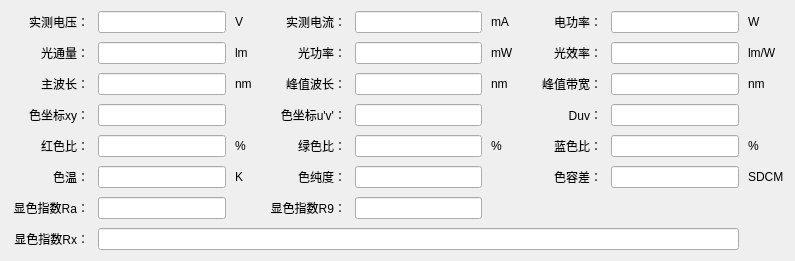
This is SL2100/HDetailWidget2100DC.ui in hexianqi/QtCode as Qt 5 draws it before an edit. The edited form follows.
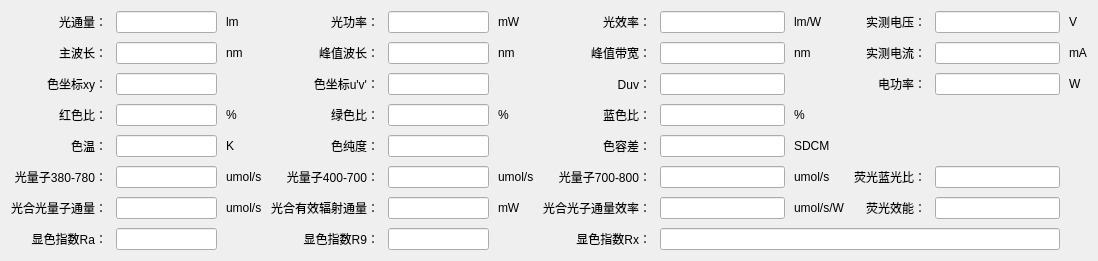
This is the edited form.

Commit message: Spec：SL2100添加光合计算

The edit to the form file:
```diff
--- a/SL2100/HDetailWidget2100DC.ui
+++ b/SL2100/HDetailWidget2100DC.ui
@@ -6,7 +6,7 @@
    <rect>
     <x>0</x>
     <y>0</y>
-    <width>795</width>
+    <width>1098</width>
     <height>241</height>
    </rect>
   </property>
@@ -17,14 +17,38 @@
    <property name="spacing">
     <number>9</number>
    </property>
-   <item row="0" column="0">
-    <widget class="QLabel" name="label_2">
-     <property name="minimumSize">
-      <size>
-       <width>78</width>
-       <height>0</height>
-      </size>
+   <item row="7" column="5">
+    <widget class="QLabel" name="label_362">
+     <property name="text">
+      <string>mW</string>
      </property>
+     <property name="alignment">
+      <set>Qt::AlignLeading|Qt::AlignLeft|Qt::AlignVCenter</set>
+     </property>
+    </widget>
+   </item>
+   <item row="7" column="6">
+    <widget class="QLabel" name="label_063">
+     <property name="text">
+      <string>光合光子通量效率：</string>
+     </property>
+     <property name="alignment">
+      <set>Qt::AlignRight|Qt::AlignTrailing|Qt::AlignVCenter</set>
+     </property>
+    </widget>
+   </item>
+   <item row="7" column="8">
+    <widget class="QLabel" name="label_363">
+     <property name="text">
+      <string>umol/s/W</string>
+     </property>
+     <property name="alignment">
+      <set>Qt::AlignLeading|Qt::AlignLeft|Qt::AlignVCenter</set>
+     </property>
+    </widget>
+   </item>
+   <item row="1" column="9">
+    <widget class="QLabel" name="label_004">
      <property name="text">
       <string>实测电压：</string>
      </property>
@@ -33,104 +57,8 @@
      </property>
     </widget>
    </item>
-   <item row="0" column="1">
-    <widget class="QLineEdit" name="lineEdit_01">
-     <property name="minimumSize">
-      <size>
-       <width>100</width>
-       <height>0</height>
-      </size>
-     </property>
-     <property name="alignment">
-      <set>Qt::AlignCenter</set>
-     </property>
-     <property name="readOnly">
-      <bool>true</bool>
-     </property>
-    </widget>
-   </item>
-   <item row="0" column="2">
-    <widget class="QLabel" name="label_312">
-     <property name="minimumSize">
-      <size>
-       <width>24</width>
-       <height>0</height>
-      </size>
-     </property>
-     <property name="text">
-      <string>V</string>
-     </property>
-     <property name="alignment">
-      <set>Qt::AlignLeading|Qt::AlignLeft|Qt::AlignVCenter</set>
-     </property>
-    </widget>
-   </item>
-   <item row="0" column="3">
-    <widget class="QLabel" name="label_3">
-     <property name="minimumSize">
-      <size>
-       <width>78</width>
-       <height>0</height>
-      </size>
-     </property>
-     <property name="text">
-      <string>实测电流：</string>
-     </property>
-     <property name="alignment">
-      <set>Qt::AlignRight|Qt::AlignTrailing|Qt::AlignVCenter</set>
-     </property>
-    </widget>
-   </item>
-   <item row="0" column="4">
-    <widget class="QLineEdit" name="lineEdit_02">
-     <property name="minimumSize">
-      <size>
-       <width>100</width>
-       <height>0</height>
-      </size>
-     </property>
-     <property name="alignment">
-      <set>Qt::AlignCenter</set>
-     </property>
-     <property name="readOnly">
-      <bool>true</bool>
-     </property>
-    </widget>
-   </item>
-   <item row="0" column="5">
-    <widget class="QLabel" name="label_313">
-     <property name="minimumSize">
-      <size>
-       <width>24</width>
-       <height>0</height>
-      </size>
-     </property>
-     <property name="text">
-      <string>mA</string>
-     </property>
-     <property name="alignment">
-      <set>Qt::AlignLeading|Qt::AlignLeft|Qt::AlignVCenter</set>
-     </property>
-    </widget>
-   </item>
    <item row="1" column="7">
-    <widget class="QLineEdit" name="lineEdit_13">
-     <property name="minimumSize">
-      <size>
-       <width>100</width>
-       <height>0</height>
-      </size>
-     </property>
-     <property name="alignment">
-      <set>Qt::AlignCenter</set>
-     </property>
-     <property name="readOnly">
-      <bool>true</bool>
-     </property>
-    </widget>
-   </item>
-   <item row="0" column="7">
-    <widget class="QLineEdit" name="lineEdit_03">
+    <widget class="QLineEdit" name="lineEdit_003">
      <property name="minimumSize">
       <size>
        <width>100</width>
@@ -161,46 +89,8 @@
      </property>
     </widget>
    </item>
-   <item row="0" column="6">
-    <widget class="QLabel" name="label_5">
-     <property name="minimumSize">
-      <size>
-       <width>78</width>
-       <height>0</height>
-      </size>
-     </property>
-     <property name="text">
-      <string>电功率：</string>
-     </property>
-     <property name="alignment">
-      <set>Qt::AlignRight|Qt::AlignTrailing|Qt::AlignVCenter</set>
-     </property>
-    </widget>
-   </item>
-   <item row="0" column="8">
-    <widget class="QLabel" name="label_315">
-     <property name="minimumSize">
-      <size>
-       <width>24</width>
-       <height>0</height>
-      </size>
-     </property>
-     <property name="text">
-      <string>W</string>
-     </property>
-     <property name="alignment">
-      <set>Qt::AlignLeading|Qt::AlignLeft|Qt::AlignVCenter</set>
-     </property>
-    </widget>
-   </item>
    <item row="2" column="0">
-    <widget class="QLabel" name="label_001">
-     <property name="minimumSize">
-      <size>
-       <width>78</width>
-       <height>0</height>
-      </size>
-     </property>
+    <widget class="QLabel" name="label_011">
      <property name="text">
       <string>主波长：</string>
      </property>
@@ -226,13 +116,7 @@
     </widget>
    </item>
    <item row="2" column="2">
-    <widget class="QLabel" name="label_304">
-     <property name="minimumSize">
-      <size>
-       <width>24</width>
-       <height>0</height>
-      </size>
-     </property>
+    <widget class="QLabel" name="label_311">
      <property name="text">
       <string>nm</string>
      </property>
@@ -242,13 +126,7 @@
     </widget>
    </item>
    <item row="2" column="3">
-    <widget class="QLabel" name="label_002">
-     <property name="minimumSize">
-      <size>
-       <width>78</width>
-       <height>0</height>
-      </size>
-     </property>
+    <widget class="QLabel" name="label_012">
      <property name="text">
       <string>峰值波长：</string>
      </property>
@@ -274,13 +152,7 @@
     </widget>
    </item>
    <item row="2" column="5">
-    <widget class="QLabel" name="label_303">
-     <property name="minimumSize">
-      <size>
-       <width>24</width>
-       <height>0</height>
-      </size>
-     </property>
+    <widget class="QLabel" name="label_312">
      <property name="text">
       <string>nm</string>
      </property>
@@ -290,13 +162,7 @@
     </widget>
    </item>
    <item row="2" column="6">
-    <widget class="QLabel" name="label_003">
-     <property name="minimumSize">
-      <size>
-       <width>78</width>
-       <height>0</height>
-      </size>
-     </property>
+    <widget class="QLabel" name="label_013">
      <property name="text">
       <string>峰值带宽：</string>
      </property>
@@ -322,13 +188,7 @@
     </widget>
    </item>
    <item row="2" column="8">
-    <widget class="QLabel" name="label_305">
-     <property name="minimumSize">
-      <size>
-       <width>24</width>
-       <height>0</height>
-      </size>
-     </property>
+    <widget class="QLabel" name="label_313">
      <property name="text">
       <string>nm</string>
      </property>
@@ -338,13 +198,7 @@
     </widget>
    </item>
    <item row="1" column="0">
-    <widget class="QLabel" name="label_004">
-     <property name="minimumSize">
-      <size>
-       <width>78</width>
-       <height>0</height>
-      </size>
-     </property>
+    <widget class="QLabel" name="label_001">
      <property name="text">
       <string>光通量：</string>
      </property>
@@ -355,12 +209,6 @@
    </item>
    <item row="1" column="2">
     <widget class="QLabel" name="label_301">
-     <property name="minimumSize">
-      <size>
-       <width>24</width>
-       <height>0</height>
-      </size>
-     </property>
      <property name="text">
       <string>lm</string>
      </property>
@@ -370,13 +218,7 @@
     </widget>
    </item>
    <item row="3" column="0">
-    <widget class="QLabel" name="label_012">
-     <property name="minimumSize">
-      <size>
-       <width>78</width>
-       <height>0</height>
-      </size>
-     </property>
+    <widget class="QLabel" name="label_021">
      <property name="text">
       <string>色坐标xy：</string>
      </property>
@@ -402,13 +244,7 @@
     </widget>
    </item>
    <item row="3" column="3">
-    <widget class="QLabel" name="label_011">
-     <property name="minimumSize">
-      <size>
-       <width>78</width>
-       <height>0</height>
-      </size>
-     </property>
+    <widget class="QLabel" name="label_022">
      <property name="text">
       <string>色坐标u'v'：</string>
      </property>
@@ -434,13 +270,7 @@
     </widget>
    </item>
    <item row="3" column="6">
-    <widget class="QLabel" name="label_013">
-     <property name="minimumSize">
-      <size>
-       <width>78</width>
-       <height>0</height>
-      </size>
-     </property>
+    <widget class="QLabel" name="label_023">
      <property name="text">
       <string>Duv：</string>
      </property>
@@ -466,13 +296,7 @@
     </widget>
    </item>
    <item row="1" column="3">
-    <widget class="QLabel" name="label_014">
-     <property name="minimumSize">
-      <size>
-       <width>78</width>
-       <height>0</height>
-      </size>
-     </property>
+    <widget class="QLabel" name="label_002">
      <property name="text">
       <string>光功率：</string>
      </property>
@@ -483,12 +307,6 @@
    </item>
    <item row="1" column="5">
     <widget class="QLabel" name="label_302">
-     <property name="minimumSize">
-      <size>
-       <width>24</width>
-       <height>0</height>
-      </size>
-     </property>
      <property name="text">
       <string>mW</string>
      </property>
@@ -498,13 +316,7 @@
     </widget>
    </item>
    <item row="4" column="0">
-    <widget class="QLabel" name="label_021">
-     <property name="minimumSize">
-      <size>
-       <width>78</width>
-       <height>0</height>
-      </size>
-     </property>
+    <widget class="QLabel" name="label_031">
      <property name="text">
       <string>红色比：</string>
      </property>
@@ -530,13 +342,7 @@
     </widget>
    </item>
    <item row="4" column="2">
-    <widget class="QLabel" name="label_308">
-     <property name="minimumSize">
-      <size>
-       <width>24</width>
-       <height>0</height>
-      </size>
-     </property>
+    <widget class="QLabel" name="label_331">
      <property name="text">
       <string>%</string>
      </property>
@@ -546,13 +352,7 @@
     </widget>
    </item>
    <item row="4" column="3">
-    <widget class="QLabel" name="label_022">
-     <property name="minimumSize">
-      <size>
-       <width>78</width>
-       <height>0</height>
-      </size>
-     </property>
+    <widget class="QLabel" name="label_032">
      <property name="text">
       <string>绿色比：</string>
      </property>
@@ -578,13 +378,7 @@
     </widget>
    </item>
    <item row="4" column="5">
-    <widget class="QLabel" name="label_310">
-     <property name="minimumSize">
-      <size>
-       <width>24</width>
-       <height>0</height>
-      </size>
-     </property>
+    <widget class="QLabel" name="label_332">
      <property name="text">
       <string>%</string>
      </property>
@@ -594,13 +388,7 @@
     </widget>
    </item>
    <item row="4" column="6">
-    <widget class="QLabel" name="label_023">
-     <property name="minimumSize">
-      <size>
-       <width>78</width>
-       <height>0</height>
-      </size>
-     </property>
+    <widget class="QLabel" name="label_033">
      <property name="text">
       <string>蓝色比：</string>
      </property>
@@ -626,13 +414,7 @@
     </widget>
    </item>
    <item row="4" column="8">
-    <widget class="QLabel" name="label_309">
-     <property name="minimumSize">
-      <size>
-       <width>24</width>
-       <height>0</height>
-      </size>
-     </property>
+    <widget class="QLabel" name="label_333">
      <property name="text">
       <string>%</string>
      </property>
@@ -642,13 +424,7 @@
     </widget>
    </item>
    <item row="1" column="6">
-    <widget class="QLabel" name="label_15">
-     <property name="minimumSize">
-      <size>
-       <width>78</width>
-       <height>0</height>
-      </size>
-     </property>
+    <widget class="QLabel" name="label_003">
      <property name="text">
       <string>光效率：</string>
      </property>
@@ -658,13 +434,7 @@
     </widget>
    </item>
    <item row="1" column="8">
-    <widget class="QLabel" name="label_316">
-     <property name="minimumSize">
-      <size>
-       <width>24</width>
-       <height>0</height>
-      </size>
-     </property>
+    <widget class="QLabel" name="label_303">
      <property name="text">
       <string>lm/W</string>
      </property>
@@ -674,13 +444,7 @@
     </widget>
    </item>
    <item row="5" column="0">
-    <widget class="QLabel" name="label_031">
-     <property name="minimumSize">
-      <size>
-       <width>78</width>
-       <height>0</height>
-      </size>
-     </property>
+    <widget class="QLabel" name="label_041">
      <property name="text">
       <string>色温：</string>
      </property>
@@ -706,13 +470,7 @@
     </widget>
    </item>
    <item row="5" column="2">
-    <widget class="QLabel" name="label_307">
-     <property name="minimumSize">
-      <size>
-       <width>24</width>
-       <height>0</height>
-      </size>
-     </property>
+    <widget class="QLabel" name="label_341">
      <property name="text">
       <string>K</string>
      </property>
@@ -722,13 +480,7 @@
     </widget>
    </item>
    <item row="5" column="3">
-    <widget class="QLabel" name="label_032">
-     <property name="minimumSize">
-      <size>
-       <width>78</width>
-       <height>0</height>
-      </size>
-     </property>
+    <widget class="QLabel" name="label_042">
      <property name="text">
       <string>色纯度：</string>
      </property>
@@ -754,13 +506,7 @@
     </widget>
    </item>
    <item row="5" column="6">
-    <widget class="QLabel" name="label_306">
-     <property name="minimumSize">
-      <size>
-       <width>78</width>
-       <height>0</height>
-      </size>
-     </property>
+    <widget class="QLabel" name="label_043">
      <property name="text">
       <string>色容差：</string>
      </property>
@@ -786,13 +532,7 @@
     </widget>
    </item>
    <item row="5" column="8">
-    <widget class="QLabel" name="label_311">
-     <property name="minimumSize">
-      <size>
-       <width>24</width>
-       <height>0</height>
-      </size>
-     </property>
+    <widget class="QLabel" name="label_343">
      <property name="text">
       <string>SDCM</string>
      </property>
@@ -801,14 +541,8 @@
      </property>
     </widget>
    </item>
-   <item row="6" column="0">
-    <widget class="QLabel" name="label_051">
-     <property name="minimumSize">
-      <size>
-       <width>78</width>
-       <height>0</height>
-      </size>
-     </property>
+   <item row="9" column="0">
+    <widget class="QLabel" name="label_071">
      <property name="text">
       <string>显色指数Ra：</string>
      </property>
@@ -817,8 +551,8 @@
      </property>
     </widget>
    </item>
-   <item row="6" column="1">
-    <widget class="QLineEdit" name="lineEdit_61">
+   <item row="9" column="1">
+    <widget class="QLineEdit" name="lineEdit_071">
      <property name="minimumSize">
       <size>
        <width>100</width>
@@ -833,14 +567,8 @@
      </property>
     </widget>
    </item>
-   <item row="6" column="3">
-    <widget class="QLabel" name="label_052">
-     <property name="minimumSize">
-      <size>
-       <width>78</width>
-       <height>0</height>
-      </size>
-     </property>
+   <item row="9" column="3">
+    <widget class="QLabel" name="label_072">
      <property name="text">
       <string>显色指数R9：</string>
      </property>
@@ -849,8 +577,8 @@
      </property>
     </widget>
    </item>
-   <item row="6" column="4">
-    <widget class="QLineEdit" name="lineEdit_62">
+   <item row="9" column="4">
+    <widget class="QLineEdit" name="lineEdit_072">
      <property name="minimumSize">
       <size>
        <width>100</width>
@@ -866,7 +594,85 @@
     </widget>
    </item>
    <item row="1" column="4">
-    <widget class="QLineEdit" name="lineEdit_12">
+    <widget class="QLineEdit" name="lineEdit_002">
+     <property name="minimumSize">
+      <size>
+       <width>100</width>
+       <height>0</height>
+      </size>
+     </property>
+     <property name="alignment">
+      <set>Qt::AlignCenter</set>
+     </property>
+     <property name="readOnly">
+      <bool>true</bool>
+     </property>
+    </widget>
+   </item>
+   <item row="6" column="0">
+    <widget class="QLabel" name="label_051">
+     <property name="text">
+      <string>光量子380-780：</string>
+     </property>
+     <property name="alignment">
+      <set>Qt::AlignRight|Qt::AlignTrailing|Qt::AlignVCenter</set>
+     </property>
+    </widget>
+   </item>
+   <item row="7" column="4">
+    <widget class="QLineEdit" name="lineEdit_062">
+     <property name="minimumSize">
+      <size>
+       <width>100</width>
+       <height>0</height>
+      </size>
+     </property>
+     <property name="alignment">
+      <set>Qt::AlignCenter</set>
+     </property>
+     <property name="readOnly">
+      <bool>true</bool>
+     </property>
+    </widget>
+   </item>
+   <item row="7" column="3">
+    <widget class="QLabel" name="label_062">
+     <property name="text">
+      <string>光合有效辐射通量：</string>
+     </property>
+     <property name="alignment">
+      <set>Qt::AlignRight|Qt::AlignTrailing|Qt::AlignVCenter</set>
+     </property>
+    </widget>
+   </item>
+   <item row="7" column="2">
+    <widget class="QLabel" name="label_361">
+     <property name="text">
+      <string>umol/s</string>
+     </property>
+     <property name="alignment">
+      <set>Qt::AlignLeading|Qt::AlignLeft|Qt::AlignVCenter</set>
+     </property>
+    </widget>
+   </item>
+   <item row="7" column="7">
+    <widget class="QLineEdit" name="lineEdit_063">
+     <property name="minimumSize">
+      <size>
+       <width>100</width>
+       <height>0</height>
+      </size>
+     </property>
+     <property name="alignment">
+      <set>Qt::AlignCenter</set>
+     </property>
+     <property name="readOnly">
+      <bool>true</bool>
+     </property>
+    </widget>
+   </item>
+   <item row="7" column="1">
+    <widget class="QLineEdit" name="lineEdit_061">
      <property name="minimumSize">
       <size>
        <width>100</width>
@@ -882,13 +688,265 @@
     </widget>
    </item>
    <item row="7" column="0">
-    <widget class="QLabel" name="label_53">
+    <widget class="QLabel" name="label_061">
+     <property name="text">
+      <string>光合光量子通量：</string>
+     </property>
+     <property name="alignment">
+      <set>Qt::AlignRight|Qt::AlignTrailing|Qt::AlignVCenter</set>
+     </property>
+    </widget>
+   </item>
+   <item row="6" column="8">
+    <widget class="QLabel" name="label_353">
+     <property name="text">
+      <string>umol/s</string>
+     </property>
+     <property name="alignment">
+      <set>Qt::AlignLeading|Qt::AlignLeft|Qt::AlignVCenter</set>
+     </property>
+    </widget>
+   </item>
+   <item row="6" column="7">
+    <widget class="QLineEdit" name="lineEdit_053">
      <property name="minimumSize">
       <size>
-       <width>78</width>
+       <width>100</width>
        <height>0</height>
       </size>
      </property>
+     <property name="alignment">
+      <set>Qt::AlignCenter</set>
+     </property>
+     <property name="readOnly">
+      <bool>true</bool>
+     </property>
+    </widget>
+   </item>
+   <item row="6" column="6">
+    <widget class="QLabel" name="label_053">
+     <property name="text">
+      <string>光量子700-800：</string>
+     </property>
+     <property name="alignment">
+      <set>Qt::AlignRight|Qt::AlignTrailing|Qt::AlignVCenter</set>
+     </property>
+    </widget>
+   </item>
+   <item row="6" column="5">
+    <widget class="QLabel" name="label_352">
+     <property name="text">
+      <string>umol/s</string>
+     </property>
+     <property name="alignment">
+      <set>Qt::AlignLeading|Qt::AlignLeft|Qt::AlignVCenter</set>
+     </property>
+    </widget>
+   </item>
+   <item row="6" column="4">
+    <widget class="QLineEdit" name="lineEdit_052">
+     <property name="minimumSize">
+      <size>
+       <width>100</width>
+       <height>0</height>
+      </size>
+     </property>
+     <property name="alignment">
+      <set>Qt::AlignCenter</set>
+     </property>
+     <property name="readOnly">
+      <bool>true</bool>
+     </property>
+    </widget>
+   </item>
+   <item row="6" column="3">
+    <widget class="QLabel" name="label_052">
+     <property name="text">
+      <string>光量子400-700：</string>
+     </property>
+     <property name="alignment">
+      <set>Qt::AlignRight|Qt::AlignTrailing|Qt::AlignVCenter</set>
+     </property>
+    </widget>
+   </item>
+   <item row="6" column="2">
+    <widget class="QLabel" name="label_351">
+     <property name="text">
+      <string>umol/s</string>
+     </property>
+     <property name="alignment">
+      <set>Qt::AlignLeading|Qt::AlignLeft|Qt::AlignVCenter</set>
+     </property>
+    </widget>
+   </item>
+   <item row="6" column="1">
+    <widget class="QLineEdit" name="lineEdit_051">
+     <property name="minimumSize">
+      <size>
+       <width>100</width>
+       <height>0</height>
+      </size>
+     </property>
+     <property name="alignment">
+      <set>Qt::AlignCenter</set>
+     </property>
+     <property name="readOnly">
+      <bool>true</bool>
+     </property>
+    </widget>
+   </item>
+   <item row="1" column="10">
+    <widget class="QLineEdit" name="lineEdit_004">
+     <property name="minimumSize">
+      <size>
+       <width>100</width>
+       <height>0</height>
+      </size>
+     </property>
+     <property name="alignment">
+      <set>Qt::AlignCenter</set>
+     </property>
+     <property name="readOnly">
+      <bool>true</bool>
+     </property>
+    </widget>
+   </item>
+   <item row="1" column="11">
+    <widget class="QLabel" name="label_304">
+     <property name="text">
+      <string>V</string>
+     </property>
+     <property name="alignment">
+      <set>Qt::AlignLeading|Qt::AlignLeft|Qt::AlignVCenter</set>
+     </property>
+    </widget>
+   </item>
+   <item row="2" column="9">
+    <widget class="QLabel" name="label_014">
+     <property name="text">
+      <string>实测电流：</string>
+     </property>
+     <property name="alignment">
+      <set>Qt::AlignRight|Qt::AlignTrailing|Qt::AlignVCenter</set>
+     </property>
+    </widget>
+   </item>
+   <item row="2" column="10">
+    <widget class="QLineEdit" name="lineEdit_014">
+     <property name="minimumSize">
+      <size>
+       <width>100</width>
+       <height>0</height>
+      </size>
+     </property>
+     <property name="alignment">
+      <set>Qt::AlignCenter</set>
+     </property>
+     <property name="readOnly">
+      <bool>true</bool>
+     </property>
+    </widget>
+   </item>
+   <item row="2" column="11">
+    <widget class="QLabel" name="label_314">
+     <property name="text">
+      <string>mA</string>
+     </property>
+     <property name="alignment">
+      <set>Qt::AlignLeading|Qt::AlignLeft|Qt::AlignVCenter</set>
+     </property>
+    </widget>
+   </item>
+   <item row="3" column="9">
+    <widget class="QLabel" name="label_024">
+     <property name="text">
+      <string>电功率：</string>
+     </property>
+     <property name="alignment">
+      <set>Qt::AlignRight|Qt::AlignTrailing|Qt::AlignVCenter</set>
+     </property>
+    </widget>
+   </item>
+   <item row="3" column="10">
+    <widget class="QLineEdit" name="lineEdit_024">
+     <property name="minimumSize">
+      <size>
+       <width>100</width>
+       <height>0</height>
+      </size>
+     </property>
+     <property name="alignment">
+      <set>Qt::AlignCenter</set>
+     </property>
+     <property name="readOnly">
+      <bool>true</bool>
+     </property>
+    </widget>
+   </item>
+   <item row="3" column="11">
+    <widget class="QLabel" name="label_324">
+     <property name="text">
+      <string>W</string>
+     </property>
+     <property name="alignment">
+      <set>Qt::AlignLeading|Qt::AlignLeft|Qt::AlignVCenter</set>
+     </property>
+    </widget>
+   </item>
+   <item row="6" column="9">
+    <widget class="QLabel" name="label_054">
+     <property name="text">
+      <string>荧光蓝光比：</string>
+     </property>
+     <property name="alignment">
+      <set>Qt::AlignRight|Qt::AlignTrailing|Qt::AlignVCenter</set>
+     </property>
+    </widget>
+   </item>
+   <item row="6" column="10">
+    <widget class="QLineEdit" name="lineEdit_054">
+     <property name="minimumSize">
+      <size>
+       <width>100</width>
+       <height>0</height>
+      </size>
+     </property>
+     <property name="alignment">
+      <set>Qt::AlignCenter</set>
+     </property>
+     <property name="readOnly">
+      <bool>true</bool>
+     </property>
+    </widget>
+   </item>
+   <item row="7" column="9">
+    <widget class="QLabel" name="label_064">
+     <property name="text">
+      <string>荧光效能：</string>
+     </property>
+     <property name="alignment">
+      <set>Qt::AlignRight|Qt::AlignTrailing|Qt::AlignVCenter</set>
+     </property>
+    </widget>
+   </item>
+   <item row="7" column="10">
+    <widget class="QLineEdit" name="lineEdit_064">
+     <property name="minimumSize">
+      <size>
+       <width>100</width>
+       <height>0</height>
+      </size>
+     </property>
+     <property name="alignment">
+      <set>Qt::AlignCenter</set>
+     </property>
+     <property name="readOnly">
+      <bool>true</bool>
+     </property>
+    </widget>
+   </item>
+   <item row="9" column="6">
+    <widget class="QLabel" name="label_073">
      <property name="text">
       <string>显色指数Rx：</string>
      </property>
@@ -897,8 +955,8 @@
      </property>
     </widget>
    </item>
-   <item row="7" column="1" colspan="7">
-    <widget class="QLineEdit" name="lineEdit_71">
+   <item row="9" column="7" colspan="4">
+    <widget class="QLineEdit" name="lineEdit_073">
      <property name="minimumSize">
       <size>
        <width>400</width>
```
Left out of the diff: 26 changed lines with no effect on the pictures. The commit also changes 4 other files.
